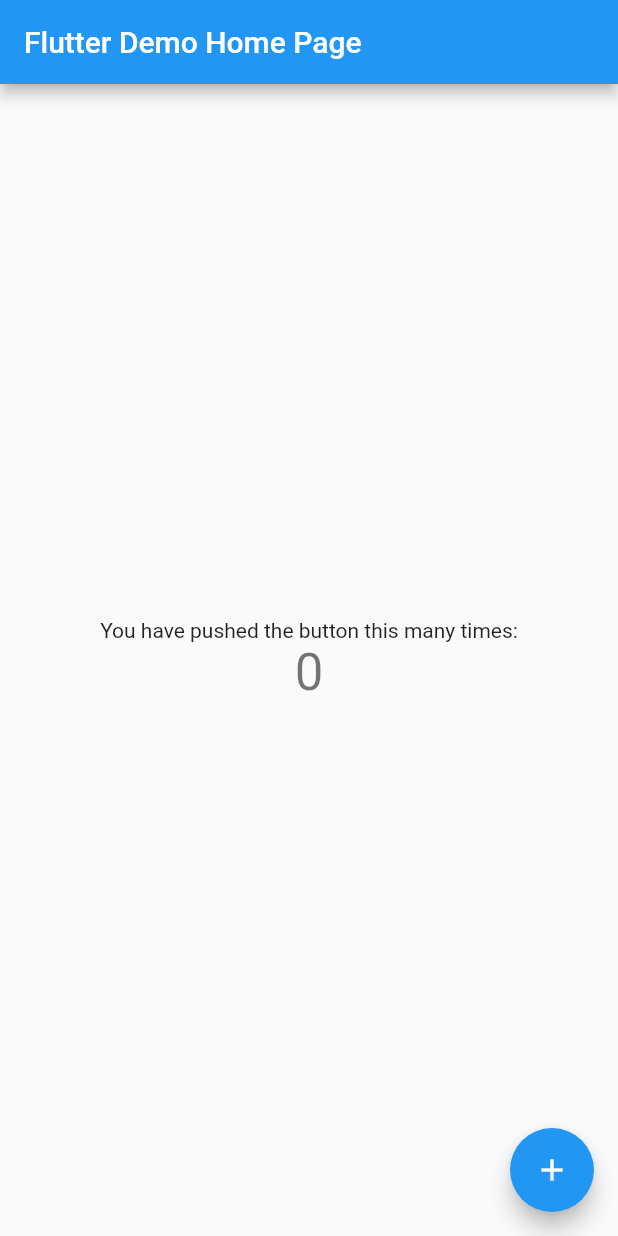
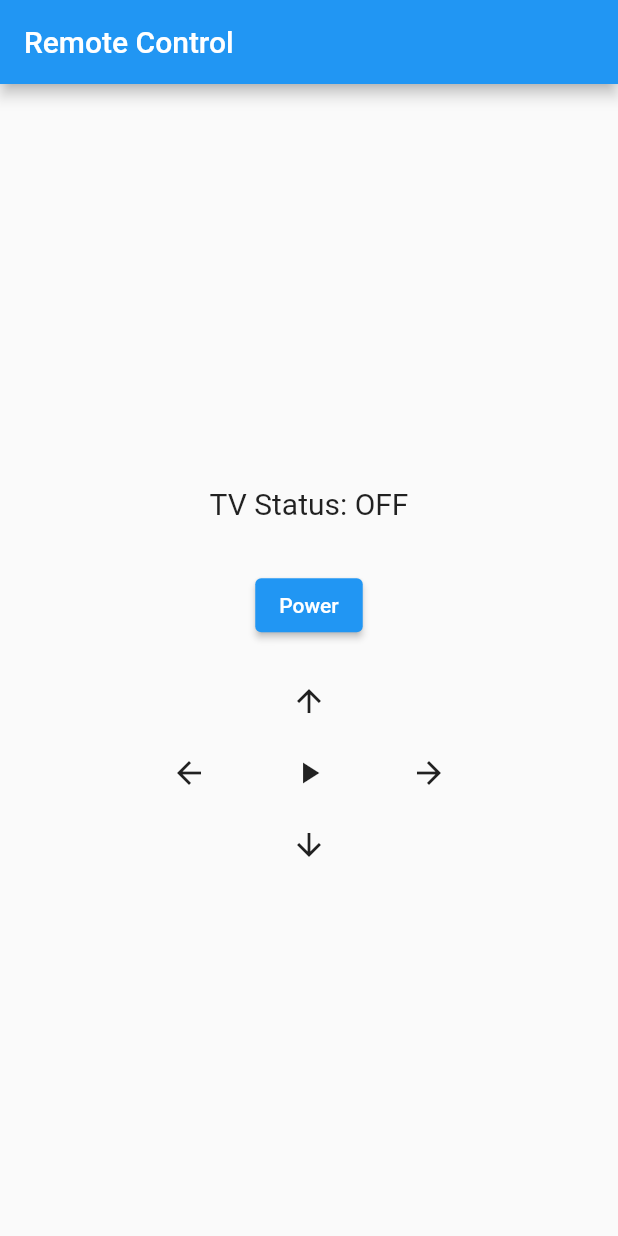
Before and after one commit to 4lexRossi/flutter_remote_control, a Flutter app: the screen it shows after launch, on a phone screen of 412 x 824 dp. Run offline on Flutter 3.47's test engine with Material 2 defaults, Android fonts, the phone set to English and light mode, and no system bars.

Commit message:
simple remote control

```diff
--- /dev/null
+++ b/lib/RemoteControl.dart
@@ -0,0 +1,100 @@
+import 'package:flutter/material.dart';
+
+import 'Tv.dart';
+
+class RemoteControlPage extends StatefulWidget {
+  @override
+  _RemoteControlPageState createState() => _RemoteControlPageState();
+}
+
+class _RemoteControlPageState extends State<RemoteControlPage> {
+  Tv tv = Tv();
+
+  @override
+  Widget build(BuildContext context) {
+    return Scaffold(
+      appBar: AppBar(
+        title: const Text('Remote Control'),
+      ),
+      body: Center(
+        child: Column(
+          mainAxisAlignment: MainAxisAlignment.center,
+          children: [
+            const SizedBox(height: 32.0),
+            Text(
+              'TV Status: ${tv.status}',
+              style: TextStyle(fontSize: 20.0),
+            ),
+            const SizedBox(height: 32.0),
+            ElevatedButton(
+              child: const Text('Power'),
+              onPressed: () {
+                setState(() {
+                  tv.power();
+                });
+              },
+            ),
+            const SizedBox(height: 16.0),
+            Row(
+              mainAxisAlignment: MainAxisAlignment.center,
+              children: [
+                IconButton(
+                  icon: const Icon(Icons.arrow_upward),
+                  onPressed: () {
+                    setState(() {
+                      tv.volumeUp();
+                    });
+                  },
+                ),
+              ],
+            ),
+            Row(
+              mainAxisAlignment: MainAxisAlignment.center,
+              children: [
+                IconButton(
+                  icon: const Icon(Icons.arrow_back),
+                  onPressed: () {
+                    setState(() {
+                      tv.channelDown();
+                    });
+                  },
+                ),
+                const SizedBox(width: 32.0),
+                IconButton(
+                  icon: const Icon(Icons.play_arrow),
+                  onPressed: () {
+                    setState(() {
+                      tv.play();
+                    });
+                  },
+                ),
+                const SizedBox(width: 32.0),
+                IconButton(
+                  icon: const Icon(Icons.arrow_forward),
+                  onPressed: () {
+                    setState(() {
+                      tv.channelUp();
+                    });
+                  },
+                ),
+              ],
+            ),
+            Row(
+              mainAxisAlignment: MainAxisAlignment.center,
+              children: [
+                IconButton(
+                  icon: const Icon(Icons.arrow_downward),
+                  onPressed: () {
+                    setState(() {
+                      tv.volumeDown();
+                    });
+                  },
+                ),
+              ],
+            ),
+          ],
+        ),
+      ),
+    );
+  }
+}
--- /dev/null
+++ b/lib/Tv.dart
@@ -0,0 +1,79 @@
+import 'dart:async';
+
+class Tv {
+  bool _power = false;
+  int _channel = 1;
+  int _volume = 50;
+  StreamController<String> _streamController = StreamController();
+
+  Stream<String> get stream => _streamController.stream;
+
+  String get status => _power ? 'ON' : 'OFF';
+  int get channel => _channel;
+  int get volume => _volume;
+
+  void power() {
+    _power = !_power;
+    _streamController.add('power');
+  }
+
+  void channelUp() {
+    if (_power) {
+      _channel++;
+      _streamController.add('channel_up');
+    }
+  }
+
+  void channelDown() {
+    if (_power) {
+      _channel--;
+      _streamController.add('channel_down');
+    }
+  }
+
+  void volumeUp() {
+    if (_power && _volume < 100) {
+      _volume++;
+      _streamController.add('volume_up');
+    }
+  }
+
+  void volumeDown() {
+    if (_power && _volume > 0) {
+      _volume--;
+      _streamController.add('volume_down');
+    }
+  }
+
+  void play() {
+    if (_power) {
+      // TODO: send play command over Bluetooth
+      _streamController.add('play');
+    }
+  }
+
+  void pause() {
+    if (_power) {
+      // TODO: send pause command over Bluetooth
+      _streamController.add('pause');
+    }
+  }
+
+  void stop() {
+    if (_power) {
+      // TODO: send stop command over Bluetooth
+      _streamController.add('stop');
+    }
+  }
+
+  void mute() {
+    if (_power) {
+      // TODO: send mute command over Bluetooth
+      _streamController.add('mute');
+    }
+  }
+
+  void dispose() {
+    _streamController.close();
+  }
+}
--- a/lib/main.dart
+++ b/lib/main.dart
@@ -1,115 +1,24 @@
 import 'package:flutter/material.dart';
+import 'package:flutter/services.dart';
+
+import 'RemoteControl.dart';
 
 void main() {
-  runApp(const MyApp());
+  SystemChrome.setSystemUIOverlayStyle(
+      SystemUiOverlayStyle(statusBarColor: Colors.transparent));
+  runApp(MyApp());
 }
 
 class MyApp extends StatelessWidget {
-  const MyApp({super.key});
-
-  // This widget is the root of your application.
   @override
   Widget build(BuildContext context) {
     return MaterialApp(
-      title: 'Flutter Demo',
+      debugShowCheckedModeBanner: false,
+      title: 'Remote Control',
       theme: ThemeData(
-        // This is the theme of your application.
-        //
-        // Try running your application with "flutter run". You'll see the
-        // application has a blue toolbar. Then, without quitting the app, try
-        // changing the primarySwatch below to Colors.green and then invoke
-        // "hot reload" (press "r" in the console where you ran "flutter run",
-        // or simply save your changes to "hot reload" in a Flutter IDE).
-        // Notice that the counter didn't reset back to zero; the application
-        // is not restarted.
         primarySwatch: Colors.blue,
       ),
-      home: const MyHomePage(title: 'Flutter Demo Home Page'),
+      home: RemoteControlPage(),
     );
   }
 }
-
-class MyHomePage extends StatefulWidget {
-  const MyHomePage({super.key, required this.title});
-
-  // This widget is the home page of your application. It is stateful, meaning
-  // that it has a State object (defined below) that contains fields that affect
-  // how it looks.
-
-  // This class is the configuration for the state. It holds the values (in this
-  // case the title) provided by the parent (in this case the App widget) and
-  // used by the build method of the State. Fields in a Widget subclass are
-  // always marked "final".
-
-  final String title;
-
-  @override
-  State<MyHomePage> createState() => _MyHomePageState();
-}
-
-class _MyHomePageState extends State<MyHomePage> {
-  int _counter = 0;
-
-  void _incrementCounter() {
-    setState(() {
-      // This call to setState tells the Flutter framework that something has
-      // changed in this State, which causes it to rerun the build method below
-      // so that the display can reflect the updated values. If we changed
-      // _counter without calling setState(), then the build method would not be
-      // called again, and so nothing would appear to happen.
-      _counter++;
-    });
-  }
-
-  @override
-  Widget build(BuildContext context) {
-    // This method is rerun every time setState is called, for instance as done
-    // by the _incrementCounter method above.
-    //
-    // The Flutter framework has been optimized to make rerunning build methods
-    // fast, so that you can just rebuild anything that needs updating rather
-    // than having to individually change instances of widgets.
-    return Scaffold(
-      appBar: AppBar(
-        // Here we take the value from the MyHomePage object that was created by
-        // the App.build method, and use it to set our appbar title.
-        title: Text(widget.title),
-      ),
-      body: Center(
-        // Center is a layout widget. It takes a single child and positions it
-        // in the middle of the parent.
-        child: Column(
-          // Column is also a layout widget. It takes a list of children and
-          // arranges them vertically. By default, it sizes itself to fit its
-          // children horizontally, and tries to be as tall as its parent.
-          //
-          // Invoke "debug painting" (press "p" in the console, choose the
-          // "Toggle Debug Paint" action from the Flutter Inspector in Android
-          // Studio, or the "Toggle Debug Paint" command in Visual Studio Code)
-          // to see the wireframe for each widget.
-          //
-          // Column has various properties to control how it sizes itself and
-          // how it positions its children. Here we use mainAxisAlignment to
-          // center the children vertically; the main axis here is the vertical
-          // axis because Columns are vertical (the cross axis would be
-          // horizontal).
-          mainAxisAlignment: MainAxisAlignment.center,
-          children: <Widget>[
-            const Text(
-              'You have pushed the button this many times:',
-            ),
-            Text(
-              '$_counter',
-              style: Theme.of(context).textTheme.headlineMedium,
-            ),
-          ],
-        ),
-      ),
-      floatingActionButton: FloatingActionButton(
-        onPressed: _incrementCounter,
-        tooltip: 'Increment',
-        child: const Icon(Icons.add),
-      ), // This trailing comma makes auto-formatting nicer for build methods.
-    );
-  }
-}
--- a/pubspec.yaml
+++ b/pubspec.yaml
@@ -31,6 +31,9 @@
   flutter:
     sdk: flutter
 
+  web_socket_channel: ^2.0.0
+  flutter_colorpicker: ^0.3.3
+  flutter_icons: ^1.1.0
 
   # The following adds the Cupertino Icons font to your application.
   # Use with the CupertinoIcons class for iOS style icons.
```
Also changed, not shown: pubspec.lock.
